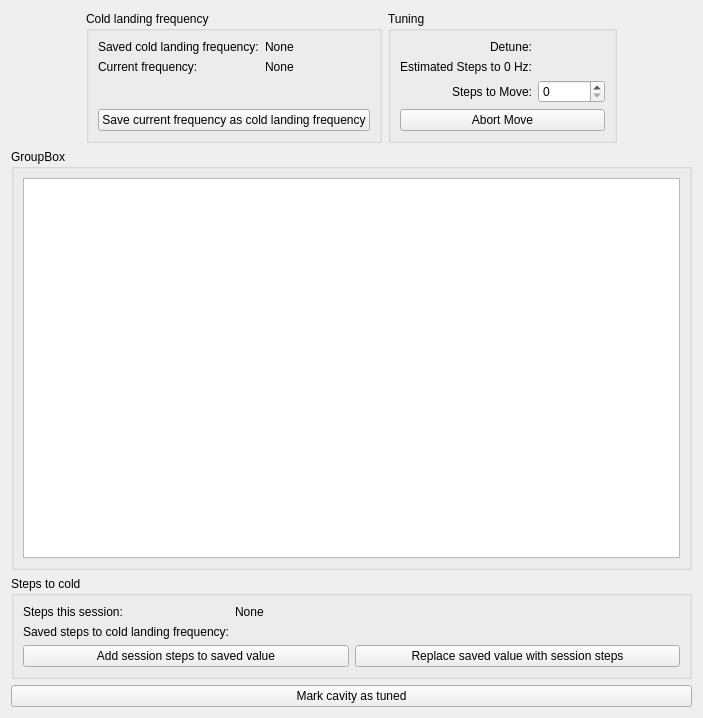
Qt form cavity_commissioning/gui/tuning.ui (slaclab/rf_commissioning) before a commit.
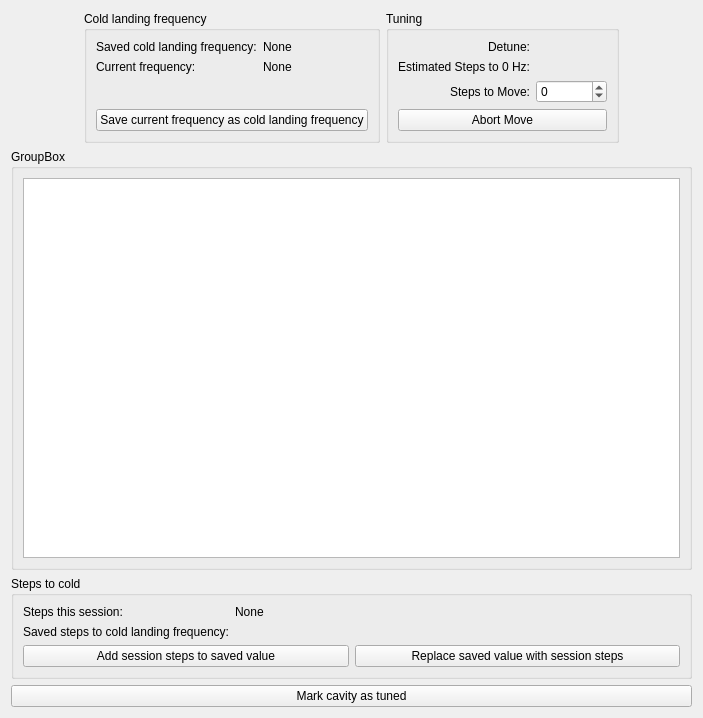
The same form after that commit. Custom widgets are drawn as their Qt base class.

Commit message: patching bug that didn't allow negative inputs

```diff
--- a/cavity_commissioning/gui/tuning.ui
+++ b/cavity_commissioning/gui/tuning.ui
@@ -119,6 +119,9 @@
       </item>
       <item row="2" column="1">
        <widget class="QSpinBox" name="step_des_spinBox">
+        <property name="minimum">
+         <number>-10000000</number>
+        </property>
         <property name="maximum">
          <number>10000000</number>
         </property>
```
